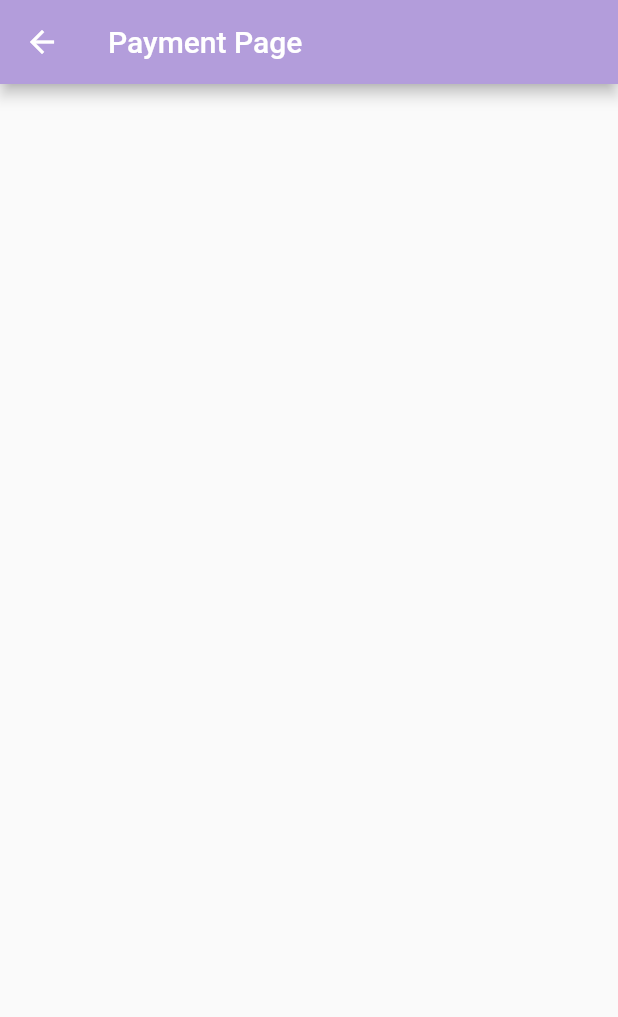
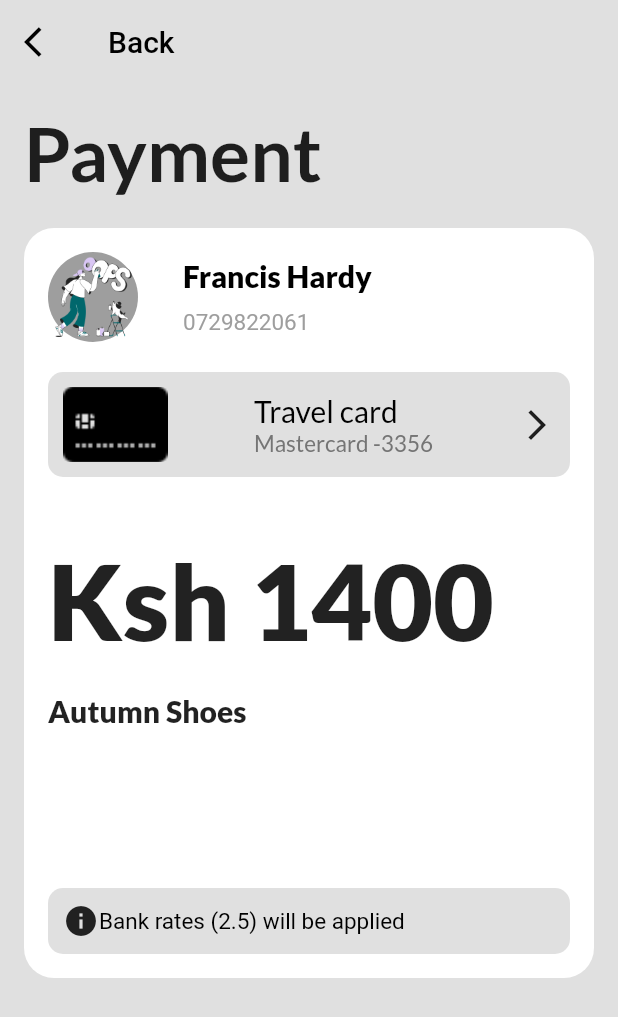
Before and after one commit to johnomeyo/campusMkt, a Flutter app: the ProductDisplayPage screen opened directly with sample values from the repository, after a tap on "Buy now", on a phone screen of 412 x 824 dp. Shown: the top 1017 px of the screen. Run offline on Flutter 3.47's test engine with Material 2 defaults, Android fonts, the light colour scheme and no system bars; our stand-ins replace cloud_firestore, device_preview, firebase_auth, firebase_core, font_awesome_flutter, google_fonts and 2 more; accounts and stored records are empty; network calls fail.

Commit message:
added the payment page

```diff
--- a/lib/components/epsilon_widgets.dart
+++ b/lib/components/epsilon_widgets.dart
@@ -0,0 +1,68 @@
+import 'package:flutter/material.dart';
+import 'package:google_fonts/google_fonts.dart';
+
+class PaymentOption extends StatelessWidget {
+  const PaymentOption({super.key});
+
+  @override
+  Widget build(BuildContext context) {
+    return Container(
+      decoration: BoxDecoration(
+        borderRadius: BorderRadius.circular(10),
+        color: Colors.grey.shade300,
+      ),
+      child: Padding(
+        padding: const EdgeInsets.symmetric(vertical: 10, horizontal: 10),
+        child: Row(
+          mainAxisAlignment: MainAxisAlignment.spaceBetween,
+          children: [
+            Container(
+              width: 70,
+              height: 50,
+              decoration: const BoxDecoration(
+                  image: DecorationImage(
+                      image: AssetImage("assets/card.png"), fit: BoxFit.cover)),
+            ),
+            Column(
+              crossAxisAlignment: CrossAxisAlignment.start,
+              children: [
+                Text(
+                  "Travel card",
+                  style: GoogleFonts.lato(
+                      textStyle:
+                          const TextStyle(color: Colors.black, fontSize: 20)),
+                ),
+                Text(
+                  "Mastercard -3356",
+                  style: GoogleFonts.lato(
+                      textStyle:
+                          TextStyle(color: Colors.grey.shade600, fontSize: 15)),
+                ),
+              ],
+            ),
+            const Icon(Icons.arrow_forward_ios)
+          ],
+        ),
+      ),
+    );
+  }
+}
+
+class Charges extends StatelessWidget {
+  const Charges({super.key});
+
+  @override
+  Widget build(BuildContext context) {
+    return Container(
+        decoration: BoxDecoration(color: Colors.grey.shade300,borderRadius: BorderRadius.circular(10)),
+        child:  Padding(
+          padding: const EdgeInsets.symmetric(horizontal: 10,vertical: 10),
+          child: Row(
+            children: [
+              Icon(Icons.info,color: Colors.grey.shade900,),
+              const Text("Bank rates (2.5) will be applied",style:TextStyle(color: Colors.black,fontSize: 15),),
+            ],
+          ),
+        ));
+  }
+}
--- a/lib/pages/prodduct_display.dart
+++ b/lib/pages/prodduct_display.dart
@@ -23,7 +23,6 @@ class ProductDisplayPage extends StatelessWidget {
                 color: Colors.grey,
                 image: DecorationImage(
                     image: NetworkImage(product.imageUrl
-                        // "https://images.unsplash.com/photo-1553545985-1e0d8781d5db?ixlib=rb-4.0.3&ixid=M3wxMjA3fDB8MHxwaG90by1wYWdlfHx8fGVufDB8fHx8fA%3D%3D&auto=format&fit=crop&w=394&q=80"
                         ),
                     fit: BoxFit.cover)),
             child:  const Padding(
@@ -106,7 +105,7 @@ class ProductDisplayPage extends StatelessWidget {
                 Navigator.push(
                     context,
                     MaterialPageRoute(
-                        builder: (context) => const PaymentPage()));
+                        builder: (context) =>  PaymentPage(product: product,)));
               },
               child: Container(
                 decoration: BoxDecoration(
--- a/lib/payment/payment_page.dart
+++ b/lib/payment/payment_page.dart
@@ -1,13 +1,124 @@
+import 'package:campus_market_place/components/epsilon_widgets.dart';
+import 'package:campus_market_place/data/products.dart';
 import 'package:flutter/material.dart';
+import 'package:google_fonts/google_fonts.dart';
+
 class PaymentPage extends StatelessWidget {
-  const PaymentPage({super.key});
+  const PaymentPage({super.key, required this.product});
+  final Product product;
 
   @override
   Widget build(BuildContext context) {
-    return  Scaffold(
+    return Scaffold(
+      backgroundColor: Colors.grey.shade300,
       appBar: AppBar(
-        backgroundColor: Colors.deepPurple.shade200,
-        title: const Text("Payment Page"),
+        backgroundColor: Colors.grey.shade300,
+        elevation: 0,
+        leading: GestureDetector(
+          onTap: () => Navigator.pop(context),
+          child: const Icon(
+            Icons.arrow_back_ios,
+            color: Colors.black,
+          ),
+        ),
+        title: const Text(
+          "Back",
+          style: TextStyle(color: Colors.black, fontSize: 20),
+        ),
+      ),
+      body: SingleChildScrollView(
+        child: Padding(
+          padding: const EdgeInsets.all(16.0),
+          child: Column(
+            crossAxisAlignment: CrossAxisAlignment.start,
+            children: [
+              Text(
+                "Payment",
+                style: GoogleFonts.lato(
+                    textStyle: const TextStyle(
+                        fontWeight: FontWeight.bold, fontSize: 50)),
+              ),
+              const SizedBox(
+                height: 20,
+              ),
+              Container(
+                height: 500,
+                decoration: BoxDecoration(
+                    color: Colors.white,
+                    borderRadius: BorderRadius.circular(20)),
+                child: Padding(
+                  padding: const EdgeInsets.all(16.0),
+                  child: Column(
+                    crossAxisAlignment: CrossAxisAlignment.start,
+                    children: [
+                      Row(
+                        children: [
+                          CircleAvatar(
+                            backgroundColor: Colors.grey,
+                            radius: 30,
+                            child: Image.asset(
+                              "assets/oops.png",
+                              fit: BoxFit.cover,
+                            ),
+                          ),
+                          const SizedBox(
+                            width: 30,
+                          ),
+                          Column(
+                            crossAxisAlignment: CrossAxisAlignment.start,
+                            children: [
+                              Text(
+                                "Francis Hardy",
+                                style: GoogleFonts.lato(
+                                    textStyle: const TextStyle(
+                                        fontSize: 20,
+                                        fontWeight: FontWeight.w800,
+                                        color: Colors.black)),
+                              ),
+                              const SizedBox(
+                                height: 10,
+                              ),
+                              Text("0729822061",
+                                  style: TextStyle(
+                                      fontSize: 15,
+                                      fontWeight: FontWeight.normal,
+                                      color: Colors.grey.shade500)),
+                            ],
+                          )
+                        ],
+                      ),
+                      const SizedBox(
+                        height: 20,
+                      ),
+                      const PaymentOption(),
+                      const SizedBox(
+                        height: 40,
+                      ),
+                      Text(
+                        product.price,
+                        textAlign: TextAlign.center,
+                        style: GoogleFonts.lato(
+                            textStyle: const TextStyle(
+                                fontSize: 70, fontWeight: FontWeight.w900)),
+                      ),
+                      const SizedBox(
+                        height: 20,
+                      ),
+                      Text(
+                        product.name,
+                        style: GoogleFonts.lato(
+                            textStyle: const TextStyle(
+                                fontSize: 20, fontWeight: FontWeight.w900)),
+                      ),
+                      const Spacer(),
+                      const Charges()
+                    ],
+                  ),
+                ),
+              ),
+            ],
+          ),
+        ),
       ),
     );
   }
--- a/lib/providers/favorite_provider.dart
+++ b/lib/providers/favorite_provider.dart
@@ -1,6 +1,12 @@
 import 'package:flutter/material.dart';
 
-
 class FavIcon extends ChangeNotifier {
-
+  final List<String> _favorites = [];
+  void get favorites => _favorites;
+  void addToFavorites(
+    String name,
+  ) {
+    _favorites.add(name);
+    notifyListeners();
+  }
 }
--- a/lib/providers/product_provider.dart
+++ b/lib/providers/product_provider.dart
@@ -73,7 +73,7 @@ class Products extends ChangeNotifier {
         imageUrl:
             "https://images.unsplash.com/photo-1589831377283-33cb1cc6bd5d?ixlib=rb-4.0.3&ixid=M3wxMjA3fDB8MHxzZWFyY2h8MTJ8fGNhcHxlbnwwfHwwfHx8MA%3D%3D&auto=format&fit=crop&w=500&q=60"),
   ];
-  List<FavoriteItemModel> _favoriteItems = [];
+  final List<FavoriteItemModel> _favoriteItems = [];
  List<FavoriteItemModel> get favoriteItems => _favoriteItems;
 
   void toggleFavorites(int index) {
--- a/lib/tabs/home.dart
+++ b/lib/tabs/home.dart
@@ -1,10 +1,8 @@
 import 'package:campus_market_place/components/beta_widgets.dart';
 import 'package:campus_market_place/data/products.dart';
-import 'package:campus_market_place/providers/product_provider.dart';
 import 'package:firebase_auth/firebase_auth.dart';
 import 'package:flutter/material.dart';
 import 'package:google_fonts/google_fonts.dart';
-import 'package:provider/provider.dart';
 
 class HomePage extends StatefulWidget {
   const HomePage({
@@ -84,11 +82,9 @@ class _HomePageState extends State<HomePage> {
                       gridDelegate:
                           const SliverGridDelegateWithFixedCrossAxisCount(
                               crossAxisCount: 2,
-                              // childAspectRatio: 1/0.5,
                               mainAxisSpacing: 10,
                               crossAxisSpacing: 10),
                       itemBuilder: (context, index) {
-                        // final item = value.favoriteItems[index];
                         return ProductCard(
                           product: products[index],
                         );
```
Also changed, not shown: assets/card.png (added).
